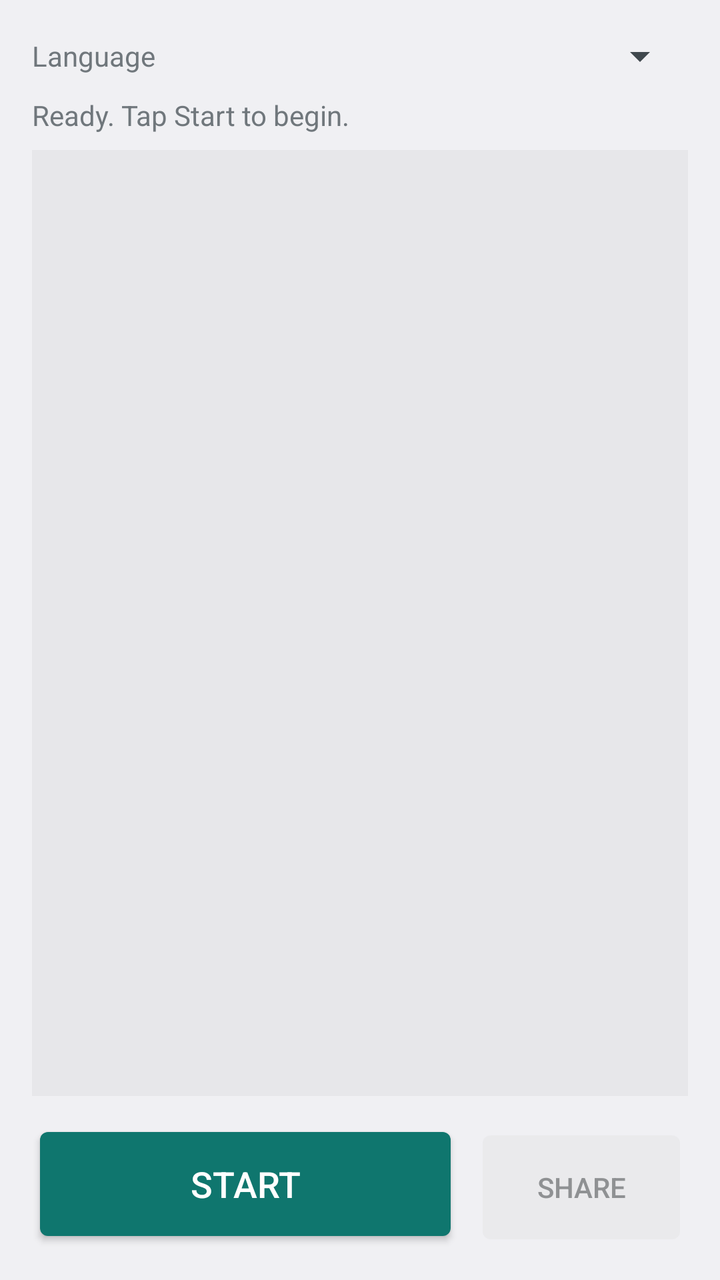
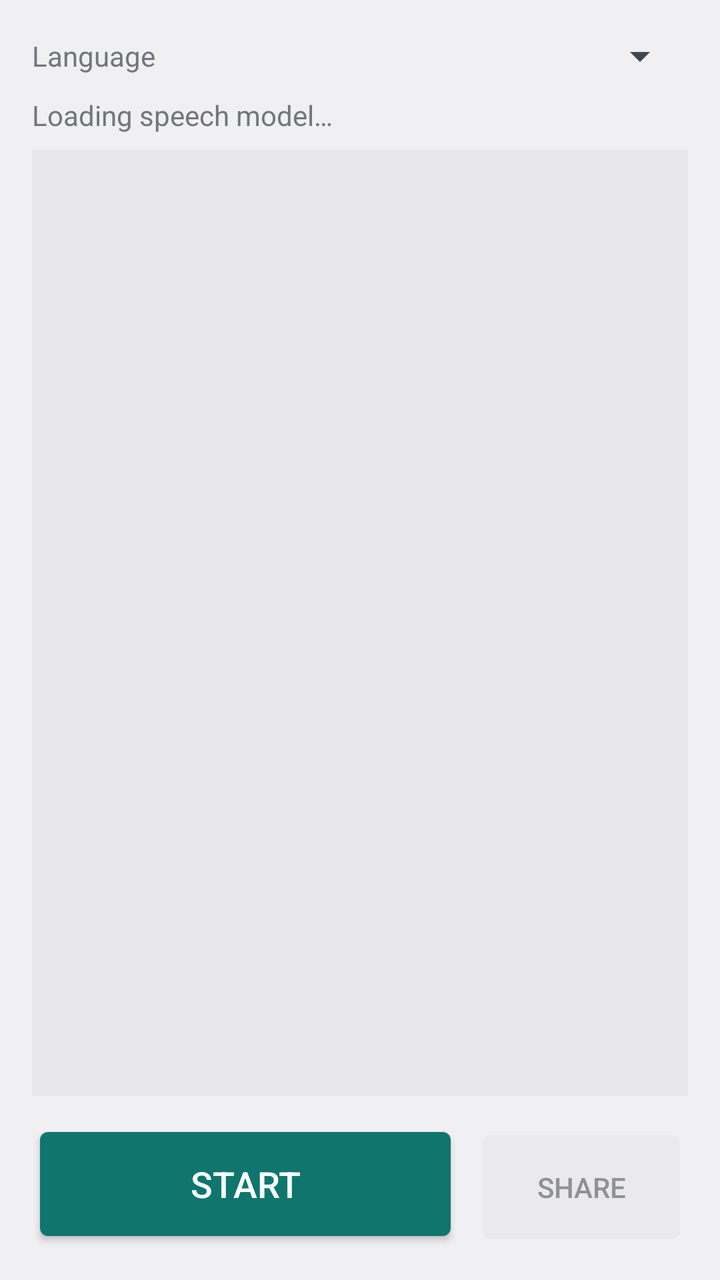

The first picture is an Android layout as it rendered before a commit; the second is the same layout after the commit. The layout source and the unified diff follow.
<!-- AndroidManifest.xml: application theme android:Theme.DeviceDefault.DayNight -->
<!-- res/layout/activity_main.xml -->
<?xml version="1.0" encoding="utf-8"?>
<LinearLayout xmlns:android="http://schemas.android.com/apk/res/android"
    android:layout_width="match_parent"
    android:layout_height="match_parent"
    android:fitsSystemWindows="true"
    android:orientation="vertical"
    android:padding="16dp">

    <LinearLayout
        android:layout_width="match_parent"
        android:layout_height="wrap_content"
        android:gravity="center_vertical"
        android:orientation="horizontal">

        <TextView
            android:layout_width="wrap_content"
            android:layout_height="wrap_content"
            android:layout_marginEnd="8dp"
            android:text="Language" />

        <Spinner
            android:id="@+id/languageSpinner"
            android:layout_width="0dp"
            android:layout_height="wrap_content"
            android:layout_weight="1" />
    </LinearLayout>

    <TextView
        android:id="@+id/statusText"
        android:layout_width="match_parent"
        android:layout_height="wrap_content"
        android:layout_marginTop="8dp"
        android:text="Ready. Tap Start to begin."
        android:textSize="14sp" />

    <ScrollView
        android:id="@+id/scroll"
        android:layout_width="match_parent"
        android:layout_height="0dp"
        android:layout_marginTop="8dp"
        android:layout_weight="1"
        android:background="#14808080"
        android:padding="12dp">

        <LinearLayout
            android:layout_width="match_parent"
            android:layout_height="wrap_content"
            android:orientation="vertical">

            <TextView
                android:id="@+id/transcriptText"
                android:layout_width="match_parent"
                android:layout_height="wrap_content"
                android:lineSpacingExtra="4dp"
                android:textIsSelectable="true"
                android:textSize="17sp" />

            <TextView
                android:id="@+id/partialText"
                android:layout_width="match_parent"
                android:layout_height="wrap_content"
                android:alpha="0.6"
                android:textSize="17sp"
                android:textStyle="italic" />
        </LinearLayout>
    </ScrollView>

    <LinearLayout
        android:layout_width="match_parent"
        android:layout_height="wrap_content"
        android:layout_marginTop="12dp"
        android:orientation="horizontal">

        <Button
            android:id="@+id/startStopButton"
            android:layout_width="0dp"
            android:layout_height="64dp"
            android:layout_marginEnd="8dp"
            android:layout_weight="2"
            android:backgroundTint="#0F766E"
            android:text="Start"
            android:textColor="#FFFFFF"
            android:textSize="18sp" />

        <Button
            android:id="@+id/shareButton"
            android:layout_width="0dp"
            android:layout_height="64dp"
            android:layout_weight="1"
            android:enabled="false"
            android:text="Share" />
    </LinearLayout>
</LinearLayout>
<!-- resources referenced by this layout -->
<resources>

</resources>

<!-- the commit's change to res/layout/activity_main.xml (unified diff, before → after) -->
@@ -30,7 +30,7 @@
         android:layout_width="match_parent"
         android:layout_height="wrap_content"
         android:layout_marginTop="8dp"
-        android:text="Ready. Tap Start to begin."
+        android:text="Loading speech model…"
         android:textSize="14sp" />
 
     <ScrollView
